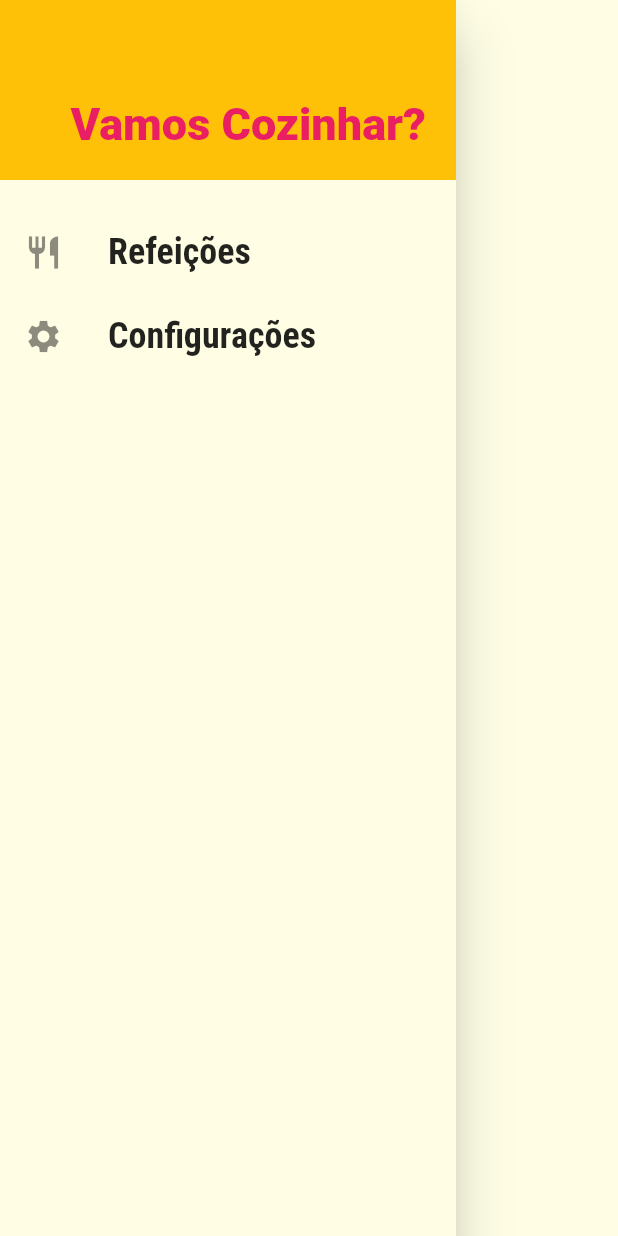
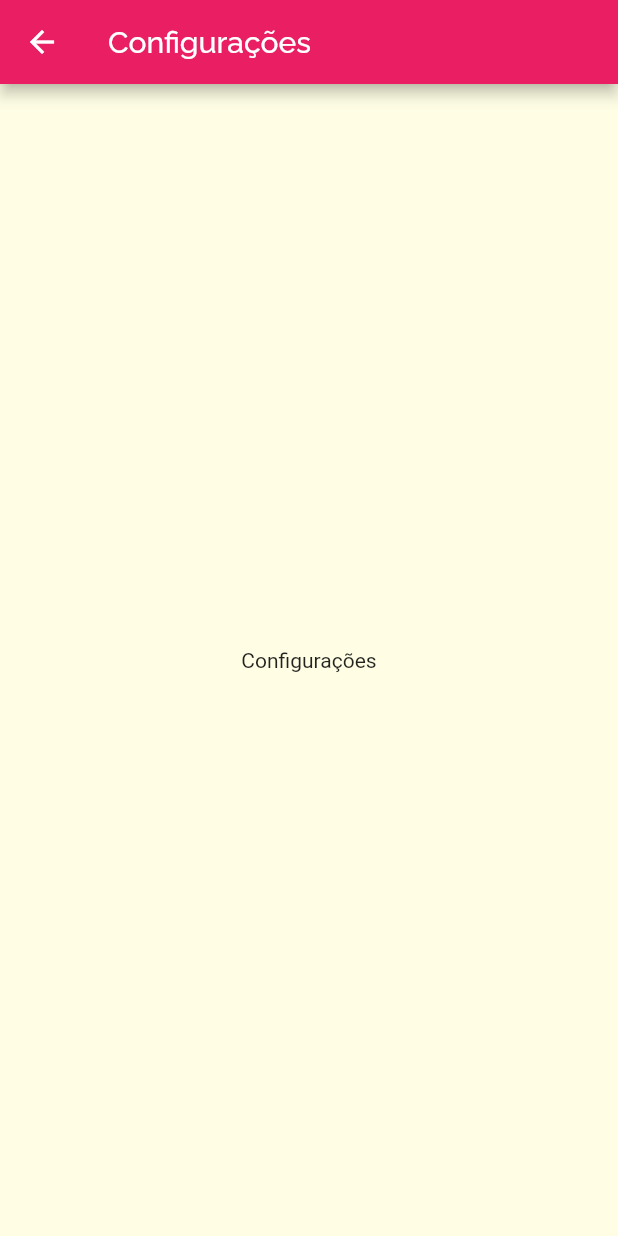
Before and after one commit to Rodrigoo-Oliveira/AppRefeicoes, a Flutter app: the MainDrawer widget shown alone on an empty page, opened directly, after a tap on "Configurações", on a phone screen of 412 x 824 dp. Run offline on Flutter 3.47's test engine with Material 2 defaults, Android fonts, the phone set to English and light mode, and no system bars; network calls fail.

Commit message:
Adicionando Telas

```diff
--- a/lib/components/main_drawer.dart
+++ b/lib/components/main_drawer.dart
@@ -1,8 +1,9 @@
 import 'package:flutter/material.dart';
 
+import '../utils/app_routes.dart';
+
 class MainDrawer extends StatelessWidget {
-
-  Widget _createItem(IconData icon, String label) {
+  Widget _createItem(IconData icon, String label, Function() onTap) {
     return ListTile(
       leading: Icon(
         icon,
@@ -16,7 +17,7 @@ class MainDrawer extends StatelessWidget {
           fontWeight: FontWeight.bold,
         ),
       ),
-      onTap: () {},
+      onTap: onTap,
     );
   }
 
@@ -24,7 +25,7 @@ class MainDrawer extends StatelessWidget {
   Widget build(BuildContext context) {
     return Drawer(
       child: Column(
-        children: <Widget>[
+        children: [
           Container(
             height: 120,
             width: double.infinity,
@@ -41,8 +42,16 @@ class MainDrawer extends StatelessWidget {
             ),
           ),
           SizedBox(height: 20),
-          _createItem(Icons.restaurant, 'Refeições'),
-          _createItem(Icons.settings, 'Configurações'),
+          _createItem(
+            Icons.restaurant,
+            'Refeições',
+            () => Navigator.of(context).pushNamed(AppRoutes.HOME),
+          ),
+          _createItem(
+            Icons.settings,
+            'Configurações',
+            () => Navigator.of(context).pushNamed(AppRoutes.SETTINGS),
+          ),
         ],
       ),
     );
--- a/lib/main.dart
+++ b/lib/main.dart
@@ -1,10 +1,11 @@
 import 'package:flutter/material.dart';
 
 import 'screens/tabs_screen.dart';
-import 'screens/categories_screen.dart';
 import 'screens/categories_meals_screen.dart';
 import 'screens/meal_detail_screen.dart';
 import 'utils/app_routes.dart';
+import 'screens/settings_screen.dart';
+
 
 void main() => runApp(MyApp());
 
@@ -29,6 +30,7 @@ class MyApp extends StatelessWidget {
         AppRoutes.HOME: (ctx) => TabsScreen(),
         AppRoutes.CATEGORIES_MEALS: (ctx) => CategoriesMealsScreen(),
         AppRoutes.MEAL_DETAIL: (ctx) => MealDetailScreen(),
+        AppRoutes.SETTINGS: (ctx) => SettingsScreen(),
       },
     );
   }
--- /dev/null
+++ b/lib/screens/settings_screen.dart
@@ -0,0 +1,15 @@
+import 'package:flutter/material.dart';
+
+class SettingsScreen extends StatelessWidget {
+  @override
+  Widget build(BuildContext context) {
+    return Scaffold(
+      appBar: AppBar(
+        title: Text('Configurações'),
+      ),
+      body: Center(
+        child: Text('Configurações'),
+      ),
+    );
+  }
+}
--- a/lib/utils/app_routes.dart
+++ b/lib/utils/app_routes.dart
@@ -2,4 +2,5 @@ class AppRoutes {
   static const HOME = '/';
   static const CATEGORIES_MEALS = '/categories-meals';
   static const MEAL_DETAIL = '/meal-detail';
+  static const SETTINGS = '/settings';
 }
```
